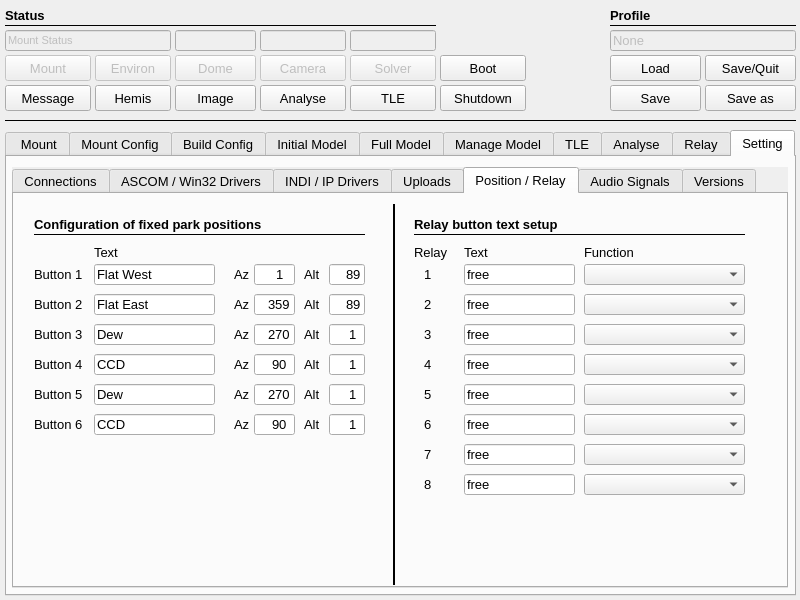
Qt form mountwizzard4/gui/main.ui (mworion/MountWizzard4) before a commit.
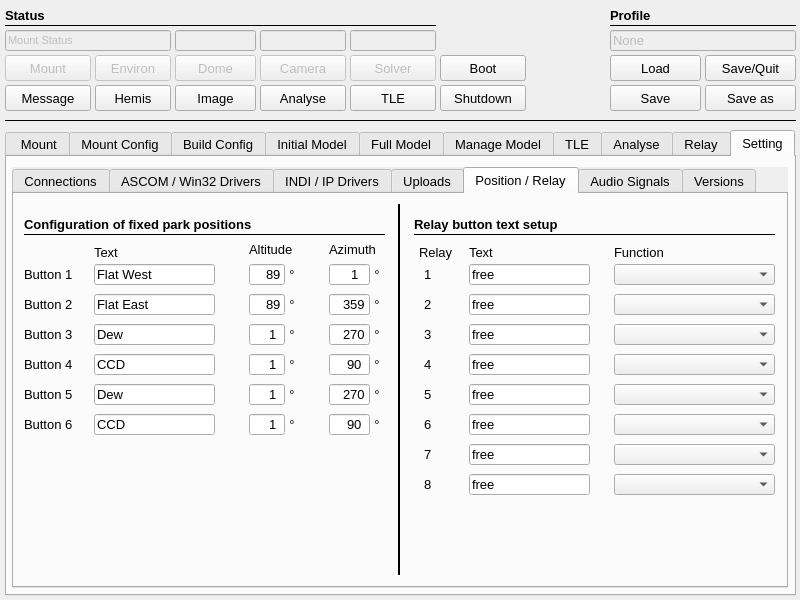
The same form after that commit. The open tabs and pages were chosen to show the change.

What changed in the file:
```diff
--- a/mountwizzard4/gui/main.ui
+++ b/mountwizzard4/gui/main.ui
@@ -8974,69 +8974,6 @@
       <string>Stars</string>
      </property>
     </widget>
-    <widget class="QLineEdit" name="le_alignNumberTerms2">
-     <property name="enabled">
-      <bool>false</bool>
-     </property>
-     <property name="geometry">
-      <rect>
-       <x>650</x>
-       <y>155</y>
-       <width>31</width>
-       <height>26</height>
-      </rect>
-     </property>
-     <property name="font">
-      <font>
-       <family>Arial</family>
-       <pointsize>10</pointsize>
-       <weight>50</weight>
-       <bold>false</bold>
-      </font>
-     </property>
-     <property name="mouseTracking">
-      <bool>false</bool>
-     </property>
-     <property name="focusPolicy">
-      <enum>Qt::NoFocus</enum>
-     </property>
-     <property name="acceptDrops">
-      <bool>false</bool>
-     </property>
-     <property name="toolTip">
-      <string>&lt;html&gt;&lt;head/&gt;&lt;body&gt;&lt;p&gt;Number of Terms in actual used pointing model&lt;/p&gt;&lt;/body&gt;&lt;/html&gt;</string>
-     </property>
-     <property name="layoutDirection">
-      <enum>Qt::RightToLeft</enum>
-     </property>
-     <property name="text">
-      <string>0</string>
-     </property>
-     <property name="alignment">
-      <set>Qt::AlignRight|Qt::AlignTrailing|Qt::AlignVCenter</set>
-     </property>
-     <property name="readOnly">
-      <bool>true</bool>
-     </property>
-    </widget>
-    <widget class="QLabel" name="label_209">
-     <property name="geometry">
-      <rect>
-       <x>610</x>
-       <y>155</y>
-       <width>41</width>
-       <height>26</height>
-      </rect>
-     </property>
-     <property name="font">
-      <font>
-       <pointsize>10</pointsize>
-      </font>
-     </property>
-     <property name="text">
-      <string>Terms</string>
-     </property>
-    </widget>
     <widget class="QPushButton" name="btn_refreshAlignmentModel">
      <property name="geometry">
       <rect>
@@ -14221,7 +14158,7 @@
       <widget class="QLineEdit" name="le_altParkPos3">
        <property name="geometry">
         <rect>
-         <x>315</x>
+         <x>235</x>
          <y>130</y>
          <width>36</width>
          <height>21</height>
@@ -14332,46 +14269,10 @@
         <bool>false</bool>
        </property>
       </widget>
-      <widget class="QLabel" name="label_19">
-       <property name="geometry">
-        <rect>
-         <x>220</x>
-         <y>70</y>
-         <width>16</width>
-         <height>21</height>
-        </rect>
-       </property>
-       <property name="font">
-        <font>
-         <pointsize>10</pointsize>
-        </font>
-       </property>
-       <property name="text">
-        <string>Az</string>
-       </property>
-      </widget>
-      <widget class="QLabel" name="label_43">
-       <property name="geometry">
-        <rect>
-         <x>220</x>
-         <y>100</y>
-         <width>16</width>
-         <height>21</height>
-        </rect>
-       </property>
-       <property name="font">
-        <font>
-         <pointsize>10</pointsize>
-        </font>
-       </property>
-       <property name="text">
-        <string>Az</string>
-       </property>
-      </widget>
       <widget class="QLabel" name="label_54">
        <property name="geometry">
         <rect>
-         <x>20</x>
+         <x>10</x>
          <y>20</y>
          <width>256</width>
          <height>21</height>
@@ -14392,7 +14293,7 @@
       <widget class="QLineEdit" name="le_azParkPos3">
        <property name="geometry">
         <rect>
-         <x>240</x>
+         <x>315</x>
          <y>130</y>
          <width>41</width>
          <height>21</height>
@@ -14470,7 +14371,7 @@
       <widget class="QLineEdit" name="le_azParkPos1">
        <property name="geometry">
         <rect>
-         <x>240</x>
+         <x>315</x>
          <y>70</y>
          <width>41</width>
          <height>21</height>
@@ -14506,28 +14407,10 @@
         <bool>false</bool>
        </property>
       </widget>
-      <widget class="QLabel" name="label_45">
-       <property name="geometry">
-        <rect>
-         <x>290</x>
-         <y>100</y>
-         <width>21</width>
-         <height>21</height>
-        </rect>
-       </property>
-       <property name="font">
-        <font>
-         <pointsize>10</pointsize>
-        </font>
-       </property>
-       <property name="text">
-        <string>Alt</string>
-       </property>
-      </widget>
       <widget class="QLineEdit" name="le_altParkPos4">
        <property name="geometry">
         <rect>
-         <x>315</x>
+         <x>235</x>
          <y>160</y>
          <width>36</width>
          <height>21</height>
@@ -14566,7 +14449,7 @@
       <widget class="QLineEdit" name="le_altParkPos1">
        <property name="geometry">
         <rect>
-         <x>315</x>
+         <x>235</x>
          <y>70</y>
          <width>36</width>
          <height>21</height>
@@ -14605,7 +14488,7 @@
       <widget class="QLabel" name="label_2">
        <property name="geometry">
         <rect>
-         <x>20</x>
+         <x>10</x>
          <y>70</y>
          <width>56</width>
          <height>21</height>
@@ -14623,7 +14506,7 @@
       <widget class="QLineEdit" name="le_altParkPos2">
        <property name="geometry">
         <rect>
-         <x>315</x>
+         <x>235</x>
          <y>100</y>
          <width>36</width>
          <height>21</height>
@@ -14659,28 +14542,10 @@
         <bool>false</bool>
        </property>
       </widget>
-      <widget class="QLabel" name="label_51">
-       <property name="geometry">
-        <rect>
-         <x>290</x>
-         <y>160</y>
-         <width>21</width>
-         <height>21</height>
-        </rect>
-       </property>
-       <property name="font">
-        <font>
-         <pointsize>10</pointsize>
-        </font>
-       </property>
-       <property name="text">
-        <string>Alt</string>
-       </property>
-      </widget>
       <widget class="QLabel" name="label_50">
        <property name="geometry">
         <rect>
-         <x>20</x>
+         <x>10</x>
          <y>160</y>
          <width>56</width>
          <height>21</height>
@@ -14698,7 +14563,7 @@
       <widget class="QLabel" name="label_44">
        <property name="geometry">
         <rect>
-         <x>20</x>
+         <x>10</x>
          <y>100</y>
          <width>56</width>
          <height>21</height>
@@ -14716,7 +14581,7 @@
       <widget class="QLineEdit" name="le_azParkPos2">
        <property name="geometry">
         <rect>
-         <x>240</x>
+         <x>315</x>
          <y>100</y>
          <width>41</width>
          <height>21</height>
@@ -14752,48 +14617,12 @@
         <bool>false</bool>
        </property>
       </widget>
-      <widget class="QLabel" name="label_49">
-       <property name="geometry">
-        <rect>
-         <x>220</x>
-         <y>160</y>
-         <width>16</width>
-         <height>21</height>
-        </rect>
-       </property>
-       <property name="font">
-        <font>
-         <pointsize>10</pointsize>
-        </font>
-       </property>
-       <property name="text">
-        <string>Az</string>
-       </property>
-      </widget>
-      <widget class="QLabel" name="label_3">
-       <property name="geometry">
-        <rect>
-         <x>290</x>
-         <y>70</y>
-         <width>21</width>
-         <height>21</height>
-        </rect>
-       </property>
-       <property name="font">
-        <font>
-         <pointsize>10</pointsize>
-        </font>
-       </property>
-       <property name="text">
-        <string>Alt</string>
-       </property>
-      </widget>
       <widget class="Line" name="line_4">
        <property name="geometry">
         <rect>
-         <x>20</x>
+         <x>10</x>
          <y>40</y>
-         <width>331</width>
+         <width>361</width>
          <height>1</height>
         </rect>
        </property>
@@ -14812,7 +14641,7 @@
       <widget class="QLineEdit" name="le_azParkPos4">
        <property name="geometry">
         <rect>
-         <x>240</x>
+         <x>315</x>
          <y>160</y>
          <width>41</width>
          <height>21</height>
@@ -14848,42 +14677,6 @@
         <bool>false</bool>
        </property>
       </widget>
-      <widget class="QLabel" name="label_46">
-       <property name="geometry">
-        <rect>
-         <x>220</x>
-         <y>130</y>
-         <width>16</width>
-         <height>21</height>
-        </rect>
-       </property>
-       <property name="font">
-        <font>
-         <pointsize>10</pointsize>
-        </font>
-       </property>
-       <property name="text">
-        <string>Az</string>
-       </property>
-      </widget>
-      <widget class="QLabel" name="label_48">
-       <property name="geometry">
-        <rect>
-         <x>290</x>
-         <y>130</y>
-         <width>21</width>
-         <height>21</height>
-        </rect>
-       </property>
-       <property name="font">
-        <font>
-         <pointsize>10</pointsize>
-        </font>
-       </property>
-       <property name="text">
-        <string>Alt</string>
-       </property>
-      </widget>
       <widget class="QLineEdit" name="le_parkPos4Text">
        <property name="geometry">
         <rect>
@@ -14926,7 +14719,7 @@
       <widget class="QLabel" name="label_47">
        <property name="geometry">
         <rect>
-         <x>20</x>
+         <x>10</x>
          <y>130</y>
          <width>56</width>
          <height>21</height>
@@ -14944,7 +14737,7 @@
       <widget class="QLineEdit" name="le_azParkPos5">
        <property name="geometry">
         <rect>
-         <x>240</x>
+         <x>315</x>
          <y>190</y>
          <width>41</width>
          <height>21</height>
@@ -14983,7 +14776,7 @@
       <widget class="QLabel" name="label_92">
        <property name="geometry">
         <rect>
-         <x>20</x>
+         <x>10</x>
          <y>220</y>
          <width>56</width>
          <height>21</height>
@@ -15001,7 +14794,7 @@
       <widget class="QLineEdit" name="le_altParkPos6">
        <property name="geometry">
         <rect>
-         <x>315</x>
+         <x>235</x>
          <y>220</y>
          <width>36</width>
          <height>21</height>
@@ -15037,30 +14830,12 @@
         <bool>false</bool>
        </property>
       </widget>
-      <widget class="QLabel" name="label_93">
-       <property name="geometry">
-        <rect>
-         <x>220</x>
-         <y>190</y>
-         <width>16</width>
-         <height>21</height>
-        </rect>
-       </property>
-       <property name="font">
-        <font>
-         <pointsize>10</pointsize>
-        </font>
-       </property>
-       <property name="text">
-        <string>Az</string>
-       </property>
-      </widget>
       <widget class="QLabel" name="label_94">
        <property name="geometry">
         <rect>
-         <x>290</x>
-         <y>190</y>
-         <width>21</width>
+         <x>235</x>
+         <y>45</y>
+         <width>51</width>
          <height>21</height>
         </rect>
        </property>
@@ -15070,13 +14845,13 @@
         </font>
        </property>
        <property name="text">
-        <string>Alt</string>
+        <string>Altitude</string>
        </property>
       </widget>
       <widget class="QLabel" name="label_95">
        <property name="geometry">
         <rect>
-         <x>20</x>
+         <x>10</x>
          <y>190</y>
          <width>56</width>
          <height>21</height>
@@ -15094,7 +14869,7 @@
       <widget class="QLineEdit" name="le_altParkPos5">
        <property name="geometry">
         <rect>
-         <x>315</x>
+         <x>235</x>
          <y>190</y>
          <width>36</width>
          <height>21</height>
@@ -15208,30 +14983,12 @@
         <bool>false</bool>
        </property>
       </widget>
-      <widget class="QLabel" name="label_131">
-       <property name="geometry">
-        <rect>
-         <x>220</x>
-         <y>220</y>
-         <width>16</width>
-         <height>21</height>
-        </rect>
-       </property>
-       <property name="font">
-        <font>
-         <pointsize>10</pointsize>
-        </font>
-       </property>
-       <property name="text">
-        <string>Az</string>
-       </property>
-      </widget>
       <widget class="QLabel" name="label_132">
        <property name="geometry">
         <rect>
-         <x>290</x>
-         <y>220</y>
-         <width>21</width>
+         <x>315</x>
+         <y>45</y>
+         <width>61</width>
          <height>21</height>
         </rect>
        </property>
@@ -15241,13 +14998,13 @@
         </font>
        </property>
        <property name="text">
-        <string>Alt</string>
+        <string>Azimuth</string>
        </property>
       </widget>
       <widget class="QLineEdit" name="le_azParkPos6">
        <property name="geometry">
         <rect>
-         <x>240</x>
+         <x>315</x>
          <y>220</y>
          <width>41</width>
          <height>21</height>
@@ -15286,10 +15043,10 @@
       <widget class="Line" name="line_83">
        <property name="geometry">
         <rect>
-         <x>370</x>
+         <x>380</x>
          <y>10</y>
-         <width>21</width>
-         <height>381</height>
+         <width>11</width>
+         <height>371</height>
         </rect>
        </property>
        <property name="styleSheet">
@@ -15326,9 +15083,9 @@
       <widget class="QLineEdit" name="relay2Text">
        <property name="geometry">
         <rect>
-         <x>450</x>
+         <x>455</x>
          <y>100</y>
-         <width>111</width>
+         <width>121</width>
          <height>21</height>
         </rect>
        </property>
@@ -15365,7 +15122,7 @@
       <widget class="QComboBox" name="relay2Function">
        <property name="geometry">
         <rect>
-         <x>570</x>
+         <x>600</x>
          <y>100</y>
          <width>161</width>
          <height>21</height>
@@ -15375,7 +15132,7 @@
       <widget class="QComboBox" name="relay7Function">
        <property name="geometry">
         <rect>
-         <x>570</x>
+         <x>600</x>
          <y>250</y>
          <width>161</width>
          <height>21</height>
@@ -15403,9 +15160,9 @@
       <widget class="QLineEdit" name="relay1Text">
        <property name="geometry">
         <rect>
-         <x>450</x>
+         <x>455</x>
          <y>70</y>
-         <width>111</width>
+         <width>121</width>
          <height>21</height>
         </rect>
        </property>
@@ -15457,7 +15214,7 @@
       <widget class="QLabel" name="label_195">
        <property name="geometry">
         <rect>
-         <x>570</x>
+         <x>600</x>
          <y>50</y>
          <width>51</width>
          <height>16</height>
@@ -15475,9 +15232,9 @@
       <widget class="QLineEdit" name="relay6Text">
        <property name="geometry">
         <rect>
-         <x>450</x>
+         <x>455</x>
          <y>220</y>
-         <width>111</width>
+         <width>121</width>
          <height>21</height>
         </rect>
        </property>
@@ -15514,7 +15271,7 @@
       <widget class="QComboBox" name="relay1Function">
        <property name="geometry">
         <rect>
-         <x>570</x>
+         <x>600</x>
          <y>70</y>
          <width>161</width>
          <height>21</height>
@@ -15524,7 +15281,7 @@
       <widget class="QComboBox" name="relay6Function">
        <property name="geometry">
         <rect>
-         <x>570</x>
+         <x>600</x>
          <y>220</y>
          <width>161</width>
          <height>21</height>
@@ -15534,7 +15291,7 @@
       <widget class="QComboBox" name="relay5Function">
        <property name="geometry">
         <rect>
-         <x>570</x>
+         <x>600</x>
          <y>190</y>
          <width>161</width>
          <height>21</height>
@@ -15544,9 +15301,9 @@
       <widget class="QLineEdit" name="relay4Text">
        <property name="geometry">
         <rect>
-         <x>450</x>
+         <x>455</x>
          <y>160</y>
-         <width>111</width>
+         <width>121</width>
          <height>21</height>
         </rect>
        </property>
@@ -15583,7 +15340,7 @@
       <widget class="QLabel" name="label_53">
        <property name="geometry">
         <rect>
-         <x>400</x>
+         <x>405</x>
          <y>50</y>
          <width>51</width>
          <height>16</height>
@@ -15619,7 +15376,7 @@
       <widget class="QComboBox" name="relay4Function">
        <property name="geometry">
         <rect>
-         <x>570</x>
+         <x>600</x>
          <y>160</y>
          <width>161</width>
          <height>21</height>
@@ -15629,7 +15386,7 @@
       <widget class="QComboBox" name="relay3Function">
        <property name="geometry">
         <rect>
-         <x>570</x>
+         <x>600</x>
          <y>130</y>
          <width>161</width>
          <height>21</height>
@@ -15659,7 +15416,7 @@
         <rect>
          <x>400</x>
          <y>40</y>
-         <width>331</width>
+         <width>361</width>
          <height>1</height>
         </rect>
        </property>
@@ -15678,9 +15435,9 @@
       <widget class="QLineEdit" name="relay8Text">
        <property name="geometry">
         <rect>
-         <x>450</x>
+         <x>455</x>
          <y>280</y>
-         <width>111</width>
+         <width>121</width>
          <height>21</height>
         </rect>
        </property>
@@ -15717,9 +15474,9 @@
       <widget class="QLineEdit" name="relay3Text">
        <property name="geometry">
         <rect>
-         <x>450</x>
+         <x>455</x>
          <y>130</y>
-         <width>111</width>
+         <width>121</width>
          <height>21</height>
         </rect>
        </property>
@@ -15792,7 +15549,7 @@
       <widget class="QLabel" name="label_41">
        <property name="geometry">
         <rect>
-         <x>450</x>
+         <x>455</x>
          <y>50</y>
          <width>51</width>
          <height>16</height>
@@ -15810,9 +15567,9 @@
       <widget class="QLineEdit" name="relay7Text">
        <property name="geometry">
         <rect>
-         <x>450</x>
+         <x>455</x>
          <y>250</y>
-         <width>111</width>
+         <width>121</width>
          <height>21</height>
         </rect>
        </property>
@@ -15885,9 +15642,9 @@
       <widget class="QLineEdit" name="relay5Text">
        <property name="geometry">
         <rect>
-         <x>450</x>
+         <x>455</x>
          <y>190</y>
-         <width>111</width>
+         <width>121</width>
          <height>21</height>
         </rect>
        </property>
@@ -15924,7 +15681,7 @@
       <widget class="QComboBox" name="relay8Function">
        <property name="geometry">
         <rect>
-         <x>570</x>
+         <x>600</x>
          <y>280</y>
          <width>161</width>
          <height>21</height>
@@ -15951,6 +15708,294 @@
         <string>Relay button text setup</string>
        </property>
       </widget>
+      <widget class="QLabel" name="label_93">
+       <property name="geometry">
+        <rect>
+         <x>270</x>
+         <y>70</y>
+         <width>16</width>
+         <height>20</height>
+        </rect>
+       </property>
+       <property name="font">
+        <font>
+         <pointsize>10</pointsize>
+        </font>
+       </property>
+       <property name="text">
+        <string>°</string>
+       </property>
+       <property name="alignment">
+        <set>Qt::AlignCenter</set>
+       </property>
+       <property name="wordWrap">
+        <bool>false</bool>
+       </property>
+      </widget>
+      <widget class="QLabel" name="label_131">
+       <property name="geometry">
+        <rect>
+         <x>270</x>
+         <y>190</y>
+         <width>16</width>
+         <height>20</height>
+        </rect>
+       </property>
+       <property name="font">
+        <font>
+         <pointsize>10</pointsize>
+        </font>
+       </property>
+       <property name="text">
+        <string>°</string>
+       </property>
+       <property name="alignment">
+        <set>Qt::AlignCenter</set>
+       </property>
+       <property name="wordWrap">
+        <bool>false</bool>
+       </property>
+      </widget>
+      <widget class="QLabel" name="label_209">
+       <property name="geometry">
+        <rect>
+         <x>270</x>
+         <y>160</y>
+         <width>16</width>
+         <height>20</height>
+        </rect>
+       </property>
+       <property name="font">
+        <font>
+         <pointsize>10</pointsize>
+        </font>
+       </property>
+       <property name="text">
+        <string>°</string>
+       </property>
+       <property name="alignment">
+        <set>Qt::AlignCenter</set>
+       </property>
+       <property name="wordWrap">
+        <bool>false</bool>
+       </property>
+      </widget>
+      <widget class="QLabel" name="label_243">
+       <property name="geometry">
+        <rect>
+         <x>270</x>
+         <y>220</y>
+         <width>16</width>
+         <height>20</height>
+        </rect>
+       </property>
+       <property name="font">
+        <font>
+         <pointsize>10</pointsize>
+        </font>
+       </property>
+       <property name="text">
+        <string>°</string>
+       </property>
+       <property name="alignment">
+        <set>Qt::AlignCenter</set>
+       </property>
+       <property name="wordWrap">
+        <bool>false</bool>
+       </property>
+      </widget>
+      <widget class="QLabel" name="label_244">
+       <property name="geometry">
+        <rect>
+         <x>355</x>
+         <y>70</y>
+         <width>16</width>
+         <height>20</height>
+        </rect>
+       </property>
+       <property name="font">
+        <font>
+         <pointsize>10</pointsize>
+        </font>
+       </property>
+       <property name="text">
+        <string>°</string>
+       </property>
+       <property name="alignment">
+        <set>Qt::AlignCenter</set>
+       </property>
+       <property name="wordWrap">
+        <bool>false</bool>
+       </property>
+      </widget>
+      <widget class="QLabel" name="label_245">
+       <property name="geometry">
+        <rect>
+         <x>270</x>
+         <y>100</y>
+         <width>16</width>
+         <height>20</height>
+        </rect>
+       </property>
+       <property name="font">
+        <font>
+         <pointsize>10</pointsize>
+        </font>
+       </property>
+       <property name="text">
+        <string>°</string>
+       </property>
+       <property name="alignment">
+        <set>Qt::AlignCenter</set>
+       </property>
+       <property name="wordWrap">
+        <bool>false</bool>
+       </property>
+      </widget>
+      <widget class="QLabel" name="label_246">
+       <property name="geometry">
+        <rect>
+         <x>270</x>
+         <y>130</y>
+         <width>16</width>
+         <height>20</height>
+        </rect>
+       </property>
+       <property name="font">
+        <font>
+         <pointsize>10</pointsize>
+        </font>
+       </property>
+       <property name="text">
+        <string>°</string>
+       </property>
+       <property name="alignment">
+        <set>Qt::AlignCenter</set>
+       </property>
+       <property name="wordWrap">
+        <bool>false</bool>
+       </property>
+      </widget>
+      <widget class="QLabel" name="label_247">
+       <property name="geometry">
+        <rect>
+         <x>355</x>
+         <y>190</y>
+         <width>16</width>
+         <height>20</height>
+        </rect>
+       </property>
+       <property name="font">
+        <font>
+         <pointsize>10</pointsize>
+        </font>
+       </property>
+       <property name="text">
+        <string>°</string>
+       </property>
+       <property name="alignment">
+        <set>Qt::AlignCenter</set>
+       </property>
+       <property name="wordWrap">
+        <bool>false</bool>
+       </property>
+      </widget>
+      <widget class="QLabel" name="label_248">
+       <property name="geometry">
+        <rect>
+         <x>355</x>
+         <y>130</y>
+         <width>16</width>
+         <height>20</height>
+        </rect>
+       </property>
+       <property name="font">
+        <font>
+         <pointsize>10</pointsize>
+        </font>
+       </property>
+       <property name="text">
+        <string>°</string>
+       </property>
+       <property name="alignment">
+        <set>Qt::AlignCenter</set>
+       </property>
+       <property name="wordWrap">
+        <bool>false</bool>
+       </property>
+      </widget>
+      <widget class="QLabel" name="label_249">
+       <property name="geometry">
+        <rect>
+         <x>355</x>
+         <y>160</y>
+         <width>16</width>
+         <height>20</height>
+        </rect>
+       </property>
+       <property name="font">
+        <font>
+         <pointsize>10</pointsize>
+        </font>
+       </property>
+       <property name="text">
+        <string>°</string>
+       </property>
+       <property name="alignment">
+        <set>Qt::AlignCenter</set>
+       </property>
+       <property name="wordWrap">
+        <bool>false</bool>
+       </property>
+      </widget>
+      <widget class="QLabel" name="label_250">
+       <property name="geometry">
+        <rect>
+         <x>355</x>
+         <y>100</y>
+         <width>16</width>
+         <height>20</height>
+        </rect>
+       </property>
+       <property name="font">
+        <font>
+         <pointsize>10</pointsize>
+        </font>
+       </property>
+       <property name="text">
+        <string>°</string>
+       </property>
+       <property name="alignment">
+        <set>Qt::AlignCenter</set>
+       </property>
+       <property name="wordWrap">
+        <bool>false</bool>
+       </property>
+      </widget>
+      <widget class="QLabel" name="label_251">
+       <property name="geometry">
+        <rect>
+         <x>355</x>
+         <y>220</y>
+         <width>16</width>
+         <height>20</height>
+        </rect>
+       </property>
+       <property name="font">
+        <font>
+         <pointsize>10</pointsize>
+        </font>
+       </property>
+       <property name="text">
+        <string>°</string>
+       </property>
+       <property name="alignment">
+        <set>Qt::AlignCenter</set>
+       </property>
+       <property name="wordWrap">
+        <bool>false</bool>
+       </property>
+      </widget>
       <zorder>label_103</zorder>
       <zorder>le_altParkPos3</zorder>
       <zorder>le_parkPos3Text</zorder>
```
Left out of the diff: 916 changed lines with no effect on the pictures.
